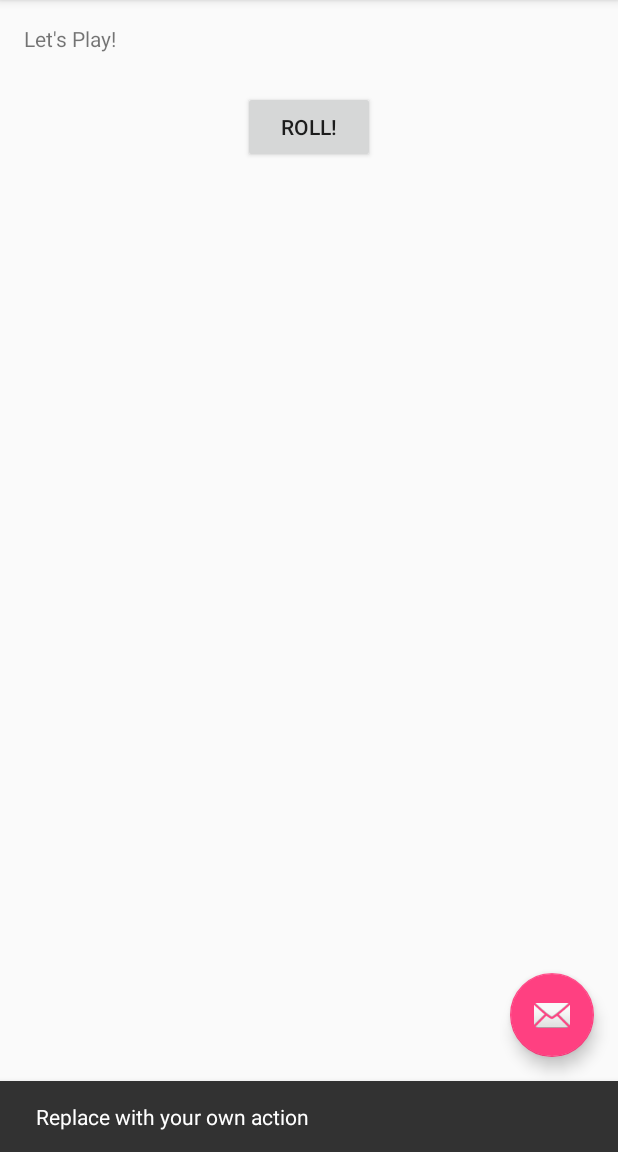
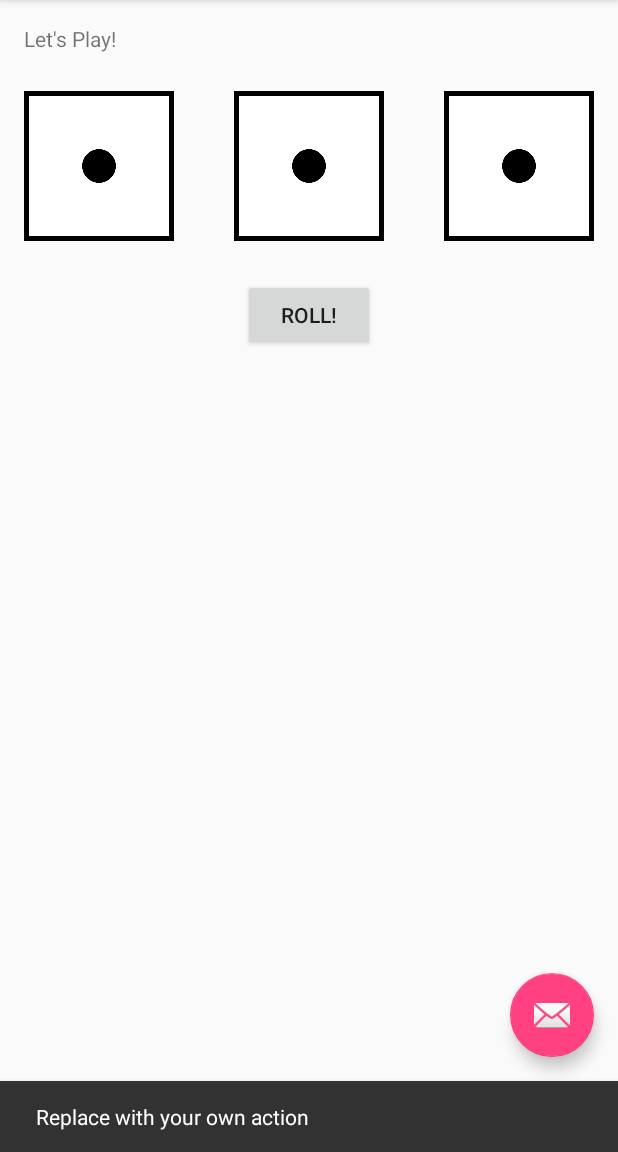
Before and after one commit to kokaza/RelearnAndroidBasics, an Android app: the screen it shows after launch (MainActivity), after a tap on an icon or button, on a phone screen of 412 x 824 dp, the part 84-1236 px from its top. Run offline under Robolectric (Android 15) with nearby library versions, the phone set to English and light mode, and no system bars.

Commit message:
Added the images to the project by creating a drawable folder in the res folder and adding the images to it
Then added the ImageViews and placed them in proper locations on the content_main layout file which is included in activity_main

Then I placed the roll button in the correct spot

```diff
--- a/DiceOut/app/src/main/res/layout/content_main.xml
+++ b/DiceOut/app/src/main/res/layout/content_main.xml
@@ -23,9 +23,36 @@
         android:text="Roll!"
         android:layout_width="wrap_content"
         android:layout_height="wrap_content"
-        android:layout_below="@+id/rollResult"
+        android:layout_below="@+id/die2Image"
         android:id="@+id/rollButton"
         android:layout_centerHorizontal="true"
         android:onClick="rollDice"
         android:layout_marginTop="25dp"/>
+    <ImageView
+        android:layout_width="100dp"
+        android:layout_height="100dp"
+        android:id="@+id/die1Image"
+        android:layout_below="@+id/rollResult"
+        android:layout_marginTop="25dp"
+        android:layout_alignParentLeft="true"
+        android:src="@drawable/die_1"
+        />
+    <ImageView
+        android:layout_width="100dp"
+        android:layout_height="100dp"
+        android:id="@+id/die2Image"
+        android:layout_below="@+id/rollResult"
+        android:layout_marginTop="25dp"
+        android:layout_centerHorizontal="true"
+        android:src="@drawable/die_1"
+        />
+    <ImageView
+        android:layout_width="100dp"
+        android:layout_height="100dp"
+        android:id="@+id/die3Image"
+        android:layout_below="@+id/rollResult"
+        android:layout_marginTop="25dp"
+        android:layout_alignParentRight="true"
+        android:src="@drawable/die_1"
+        />
 </RelativeLayout>
```
Also changed, not shown: DiceOut/app/src/main/res/drawable/die_1.png (added), DiceOut/app/src/main/res/drawable/die_2.png (added), DiceOut/app/src/main/res/drawable/die_3.png (added), DiceOut/app/src/main/res/drawable/die_4.png (added), DiceOut/app/src/main/res/drawable/die_5.png (added), DiceOut/app/src/main/res/drawable/die_6.png (added).
